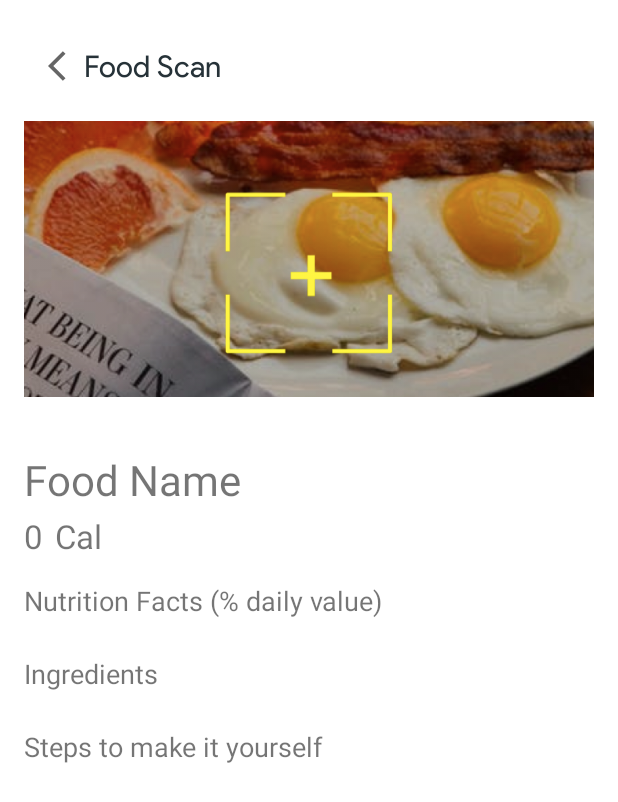
After one commit to KillerQueen59/Obuce, an Android app: the ScanResultActivity screen opened directly, with no data from a screen before it, on a phone screen of 412 x 824 dp. The commit adds this screen. Shown: the top 802 px of the screen. Run offline under Robolectric (Android 15) with nearby library versions, the phone set to English and light mode, and no system bars.

Commit message:
usecase 4
all components minus camera

```diff
--- a/app/src/main/java/com/ojanbelajar/obuce/ui/tab/home/food/FoodRecommendationActivity.kt
+++ b/app/src/main/java/com/ojanbelajar/obuce/ui/tab/home/food/FoodRecommendationActivity.kt
@@ -7,6 +7,7 @@ import android.view.Gravity
 import androidx.appcompat.app.AppCompatActivity
 import com.ojanbelajar.obuce.databinding.ActivityFoodRecommendationBinding
 import android.R
+import com.ojanbelajar.obuce.ui.tab.home.food.scan.HowToScanActivity
 import com.synnapps.carouselview.ImageListener
 import org.jetbrains.anko.startActivity
 
@@ -29,6 +30,9 @@ class FoodRecommendationActivity: AppCompatActivity() {
         binding.listFood.setOnClickListener {
             startActivity<ListFoodActivity>()
         }
+        binding.scanFood.setOnClickListener {
+            startActivity<HowToScanActivity>()
+        }
     }
 
     var imageListener = ImageListener { position, imageView -> imageView.setImageResource(sampleImages[position]) }
--- /dev/null
+++ b/app/src/main/java/com/ojanbelajar/obuce/ui/tab/home/food/scan/ScanResultActivity.kt
@@ -0,0 +1,12 @@
+package com.ojanbelajar.obuce.ui.tab.home.food.scan
+
+import androidx.appcompat.app.AppCompatActivity
+import android.os.Bundle
+import com.ojanbelajar.obuce.R
+
+class ScanResultActivity : AppCompatActivity() {
+    override fun onCreate(savedInstanceState: Bundle?) {
+        super.onCreate(savedInstanceState)
+        setContentView(R.layout.activity_scan_result)
+    }
+}
--- /dev/null
+++ b/app/src/main/res/drawable/ic_baseline_circle_32.xml
@@ -0,0 +1,5 @@
+<vector android:height="32dp" android:tint="@color/main"
+    android:viewportHeight="24" android:viewportWidth="24"
+    android:width="32dp" xmlns:android="http://schemas.android.com/apk/res/android">
+    <path android:fillColor="@android:color/white" android:pathData="M12,2C6.47,2 2,6.47 2,12s4.47,10 10,10 10,-4.47 10,-10S17.53,2 12,2z"/>
+</vector>
--- /dev/null
+++ b/app/src/main/res/drawable/ic_baseline_navigate_next_24_white.xml
@@ -0,0 +1,5 @@
+<vector android:autoMirrored="true" android:height="24dp"
+    android:tint="#FFFFFF" android:viewportHeight="24"
+    android:viewportWidth="24" android:width="24dp" xmlns:android="http://schemas.android.com/apk/res/android">
+    <path android:fillColor="@android:color/white" android:pathData="M10,6L8.59,7.41 13.17,12l-4.58,4.59L10,18l6,-6z"/>
+</vector>
--- /dev/null
+++ b/app/src/main/res/layout/activity_scan_result.xml
@@ -0,0 +1,129 @@
+<?xml version="1.0" encoding="utf-8"?>
+<ScrollView xmlns:android="http://schemas.android.com/apk/res/android"
+    xmlns:app="http://schemas.android.com/apk/res-auto"
+    xmlns:tools="http://schemas.android.com/tools"
+    android:layout_width="match_parent"
+    android:layout_height="match_parent"
+    tools:context=".ui.tab.home.food.scan.ScanResultActivity">
+
+    <androidx.constraintlayout.widget.ConstraintLayout
+        android:layout_width="match_parent"
+        android:layout_height="wrap_content"
+        android:padding="16dp">
+        <LinearLayout
+            android:id="@+id/linearLayout"
+            android:layout_width="match_parent"
+            android:layout_height="wrap_content"
+            android:layout_margin="16dp"
+            app:layout_constraintEnd_toEndOf="parent"
+            app:layout_constraintStart_toStartOf="parent"
+            app:layout_constraintTop_toTopOf="parent">
+            <ImageView
+                android:layout_width="wrap_content"
+                android:layout_height="wrap_content"
+                android:src="@drawable/back" />
+            <TextView
+                android:layout_width="match_parent"
+                android:layout_height="wrap_content"
+                android:layout_gravity="center_vertical"
+                android:fontFamily="@font/ps"
+                android:text="@string/food_scan"
+                android:textColor="@color/dark"
+                android:textSize="20sp" />
+        </LinearLayout>
+
+        <ImageView
+            android:id="@+id/foodScanPicture"
+            android:layout_width="match_parent"
+            android:layout_height="200dp"
+            android:layout_marginTop="16dp"
+            android:contentDescription="@string/scanning_food_illustration"
+            android:src="@drawable/illustration_o15"
+            app:layout_constraintEnd_toEndOf="parent"
+            app:layout_constraintStart_toStartOf="parent"
+            app:layout_constraintTop_toBottomOf="@+id/linearLayout" />
+
+        <TextView
+            android:id="@+id/foodName"
+            android:layout_width="wrap_content"
+            android:layout_height="wrap_content"
+            android:layout_marginTop="28dp"
+            android:text="@string/food_name"
+            android:textSize="28sp"
+            app:layout_constraintStart_toStartOf="parent"
+            app:layout_constraintTop_toBottomOf="@+id/foodScanPicture" />
+
+        <TextView
+            android:id="@+id/foodCalories"
+            android:layout_width="wrap_content"
+            android:layout_height="wrap_content"
+            android:layout_marginTop="4dp"
+            android:text="@string/zero"
+            android:textSize="22sp"
+            app:layout_constraintStart_toStartOf="@+id/foodName"
+            app:layout_constraintTop_toBottomOf="@+id/foodName" />
+        <TextView
+            android:id="@+id/caloriesMatrice"
+            android:layout_width="wrap_content"
+            android:layout_height="wrap_content"
+            android:layout_marginStart="8dp"
+            android:text="@string/calories"
+            android:textSize="22sp"
+            app:layout_constraintStart_toEndOf="@+id/foodCalories"
+            app:layout_constraintTop_toTopOf="@+id/foodCalories" />
+
+        <TextView
+            android:id="@+id/foodNutritionsTitle"
+            android:layout_width="wrap_content"
+            android:layout_height="wrap_content"
+            android:layout_marginTop="16dp"
+            android:text="@string/nutrition_facts_daily_value"
+            android:textSize="18sp"
+            app:layout_constraintStart_toStartOf="@+id/foodName"
+            app:layout_constraintTop_toBottomOf="@+id/foodCalories" />
+        <androidx.recyclerview.widget.RecyclerView
+            android:id="@+id/foodNutritionsList"
+            android:layout_width="match_parent"
+            android:layout_height="match_parent"
+            android:layout_marginTop="8dp"
+            app:layout_constraintStart_toStartOf="@+id/foodName"
+            app:layout_constraintTop_toBottomOf="@+id/foodNutritionsTitle" />
+
+        <TextView
+            android:id="@+id/foodIngredientsTitle"
+            android:layout_width="wrap_content"
+            android:layout_height="wrap_content"
+            android:layout_marginTop="16dp"
+            android:text="@string/ingredients"
+            android:textSize="18sp"
+            app:layout_constraintStart_toStartOf="@+id/foodName"
+            app:layout_constraintTop_toBottomOf="@+id/foodNutritionsList" />
+        <androidx.recyclerview.widget.RecyclerView
+            android:id="@+id/foodIngredientsList"
+            android:layout_width="match_parent"
+            android:layout_height="match_parent"
+            android:layout_marginTop="8dp"
+            app:layout_constraintStart_toStartOf="@+id/foodName"
+            app:layout_constraintTop_toBottomOf="@+id/foodIngredientsTitle" />
+
+        <TextView
+            android:id="@+id/foodCookingStepsTitle"
+            android:layout_width="wrap_content"
+            android:layout_height="wrap_content"
+            android:layout_marginTop="16dp"
+            android:text="@string/steps_to_make_it_yourself"
+            android:textSize="18sp"
+            app:layout_constraintStart_toStartOf="@+id/foodName"
+            app:layout_constraintTop_toBottomOf="@+id/foodIngredientsList" />
+        <androidx.recyclerview.widget.RecyclerView
+            android:id="@+id/foodCookingStepsList"
+            android:layout_width="match_parent"
+            android:layout_height="match_parent"
+            android:layout_marginTop="8dp"
+            app:layout_constraintStart_toStartOf="@+id/foodName"
+            app:layout_constraintTop_toBottomOf="@+id/foodCookingStepsTitle" />
+
+
+    </androidx.constraintlayout.widget.ConstraintLayout>
+
+</ScrollView>
--- a/app/src/main/res/values/strings.xml
+++ b/app/src/main/res/values/strings.xml
@@ -9,6 +9,20 @@
     <string name="recommended_meals">Recommended Meals</string>
     <string name="you_required_1900kcal_2000kcal">You required <b>1900KCal - 2000KCal</b></string>
     <string name="sort_by">Sort By:</string>
+    <string name="food_scan">Food Scan</string>
+    <string name="scanning_food_illustration">Scanning food illustration</string>
+    <string name="how_to_use">How to Use</string>
+    <string name="start_scanning">Start Scanning</string>
+    <string name="food_name">Food Name</string>
+    <string name="zero">0</string>
+    <string name="calories">Cal</string>
+    <string name="nutrition_facts_daily_value">Nutrition Facts (% daily value)</string>
+    <string name="ingredients">Ingredients</string>
+    <string name="steps_to_make_it_yourself">Steps to make it yourself</string>
+    <string name="nutrition_name">Nut</string>
+    <string name="gram">g</string>
+    <string name="open_daily_value">(</string>
+    <string name="close_daily_value">%)</string>
 
     <string-array name="datatitle">
         <item>Arm Raises</item>
```
Also changed, not shown: app/src/main/AndroidManifest.xml (+15 -6 lines), app/src/main/java/com/ojanbelajar/obuce/ui/tab/home/food/scan/HowToScanActivity.kt (added, +22 -0 lines), app/src/main/res/layout/activity_how_to_scan.xml (added, +110 -0 lines), app/src/main/res/layout/item_nutrition_daily_value.xml (added, +68 -0 lines), app/src/main/res/drawable-v24/illustration_o15.png (added), app/src/main/res/drawable-v24/scan_white.png (added).
